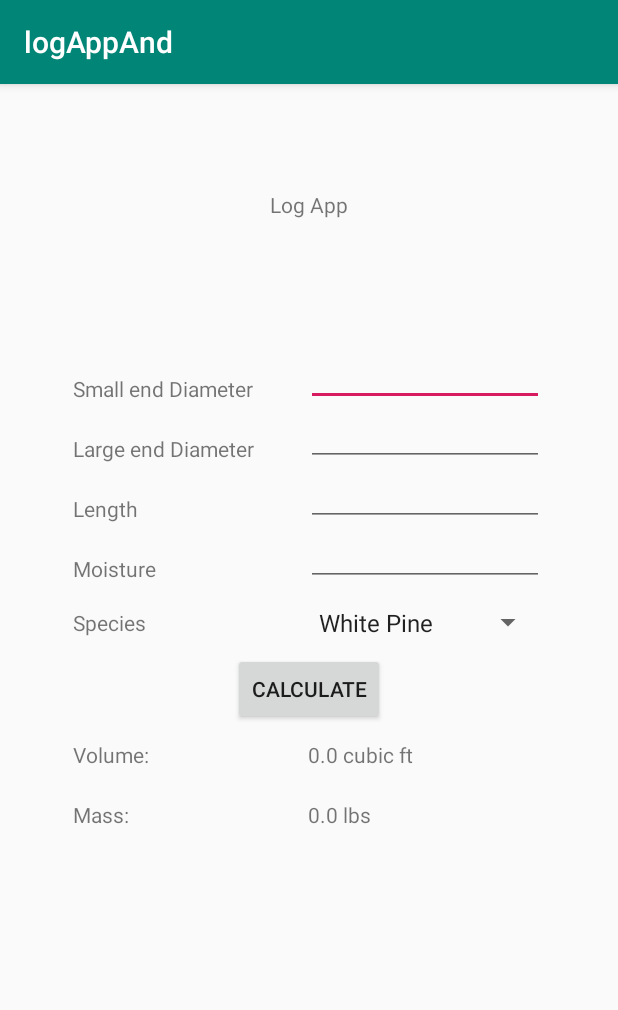
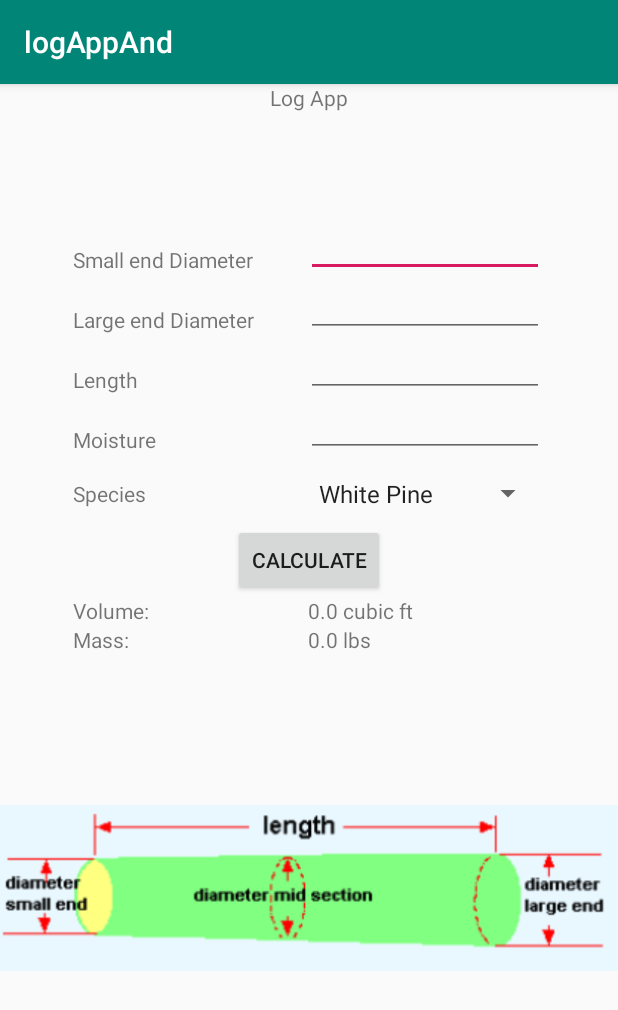
Before and after one commit to alanxurox/logAppAnd, an Android app: the screen it shows after launch (MainActivity), after a tap on "CALCULATE", on a phone screen of 412 x 824 dp. Shown: the top 1010 px of the screen. Run offline under Robolectric (Android 15) with nearby library versions, the phone set to English and light mode, and no system bars.

Commit message:
Enhancement Diagram to aid users with the inputs

```diff
--- a/app/src/main/java/com/example/logappand/Log.java
+++ b/app/src/main/java/com/example/logappand/Log.java
@@ -65,7 +65,7 @@ public class Log {
     }
 
     public double calculateVolume() {
-        return (3.14 * length * ((largeDiameter * largeDiameter + smallDiameter * smallDiameter)/2));
+        return (Math.PI * length * ((largeDiameter * largeDiameter + smallDiameter * smallDiameter)/2));
     }
 
     public double calculateDryMass() {
--- a/app/src/main/java/com/example/logappand/MainActivity.java
+++ b/app/src/main/java/com/example/logappand/MainActivity.java
@@ -9,6 +9,7 @@ import android.widget.AdapterView;
 import android.widget.ArrayAdapter;
 import android.widget.Button;
 import android.widget.EditText;
+import android.widget.ImageView;
 import android.widget.Spinner;
 import android.widget.TextView;
 import android.widget.Toast;
@@ -24,6 +25,7 @@ public class MainActivity extends AppCompatActivity {
     private Button button;
     private EditText smallDiameterText, largeDiameterText, lengthText, moistureText;
     private TextView volume, mass;
+    private ImageView diagram;
     private Log log;
     private DecimalFormat decimalFormat = new DecimalFormat("0.00");
 
@@ -31,6 +33,9 @@ public class MainActivity extends AppCompatActivity {
     protected void onCreate(Bundle savedInstanceState) {
         super.onCreate(savedInstanceState);
         setContentView(R.layout.activity_main);
+
+        //Credit to https://www.spikevm.com/calculators/logging/huber-formula.php
+        diagram = findViewById(R.id.imageView);
 
         log = new Log();
 
@@ -43,18 +48,48 @@ public class MainActivity extends AppCompatActivity {
         volume = findViewById(R.id.textView9);
         mass = findViewById(R.id.textView11);
 
-        //android.util.Log.d("Species Text", speciesText);
 
+        //Highlight different parts of the diagram
+        smallDiameterText.setOnFocusChangeListener(new View.OnFocusChangeListener() {
+            @Override
+            public void onFocusChange(View v, boolean hasFocus) {
+
+                diagram.setImageResource(R.drawable.small);
+            }
+        });
+
+        largeDiameterText.setOnFocusChangeListener(new View.OnFocusChangeListener() {
+            @Override
+            public void onFocusChange(View v, boolean hasFocus) {
+                diagram.setImageResource(R.drawable.large);
+            }
+        });
+
+        lengthText.setOnFocusChangeListener(new View.OnFocusChangeListener() {
+            @Override
+            public void onFocusChange(View v, boolean hasFocus) {
+                diagram.setImageResource(R.drawable.length);
+            }
+        });
+
+        moistureText.setOnFocusChangeListener(new View.OnFocusChangeListener() {
+            @Override
+            public void onFocusChange(View v, boolean hasFocus) {
+                diagram.setImageResource(R.drawable.huber);
+            }
+        });
+
+        //Calculate + present
         button.setOnClickListener(new View.OnClickListener() {
             @Override
             public void onClick(View v) {
+                diagram.setImageResource(R.drawable.huber);
                 log.setSmallDiameter(checkValueValidity(smallDiameterText));
                 log.setLargeDiameter(checkValueValidity(largeDiameterText));
                 log.setLength(checkValueValidity(lengthText));
                 log.setMoisture(checkValueValidity(moistureText));
                 log.setSpecies(speciesText);
 
-                //Volume is working! But how do I get Math.PI working?>?????
                 System.out.println(log.calculateVolume());
 
                 System.out.println(log.toString());
@@ -69,6 +104,7 @@ public class MainActivity extends AppCompatActivity {
         });
     }
 
+    //Make sure value isnt empty
     private double checkValueValidity(EditText text){
         double value = 0;
         String s =text.getText().toString();
@@ -87,7 +123,7 @@ public class MainActivity extends AppCompatActivity {
         return value;
     }
 
-
+    //Setup spinner for species
     private void addSpinnerItems() {
         spinner = (Spinner) findViewById(R.id.spinner);
         ArrayAdapter adapter = ArrayAdapter.createFromResource(this,R.array.species_arrays, android.R.layout.simple_spinner_item);
@@ -97,6 +133,7 @@ public class MainActivity extends AppCompatActivity {
         spinner.setOnItemSelectedListener(new AdapterView.OnItemSelectedListener() {
             @Override
             public void onItemSelected(AdapterView<?> parent, View view, int position, long id) {
+                diagram.setImageResource(R.drawable.huber);
                 speciesText = parent.getItemAtPosition(position).toString();
                 Toast.makeText(MainActivity.this, speciesText, Toast.LENGTH_SHORT).show();
             }
--- a/app/src/main/res/layout/activity_main.xml
+++ b/app/src/main/res/layout/activity_main.xml
@@ -18,7 +18,7 @@
 
     <LinearLayout
         android:layout_width="match_parent"
-        android:layout_height="500dp"
+        android:layout_height="600dp"
         android:orientation="vertical"
         app:layout_constraintBottom_toBottomOf="parent"
         app:layout_constraintTop_toBottomOf="@+id/textView"
@@ -147,7 +147,7 @@
 
         <LinearLayout
             android:layout_width="314dp"
-            android:layout_height="40dp"
+            android:layout_height="wrap_content"
             android:layout_gravity="center"
             android:gravity="center"
             android:orientation="horizontal">
@@ -170,7 +170,7 @@
 
         <LinearLayout
             android:layout_width="314dp"
-            android:layout_height="40dp"
+            android:layout_height="wrap_content"
             android:layout_gravity="center"
             android:gravity="center"
             android:orientation="horizontal">
@@ -191,6 +191,12 @@
 
         </LinearLayout>
 
+        <ImageView
+            android:id="@+id/imageView"
+            android:layout_width="match_parent"
+            android:layout_height="312dp"
+            app:srcCompat="@drawable/huber" />
+
 
     </LinearLayout>
 
@@ -199,6 +205,6 @@
         android:layout_width="wrap_content"
         android:layout_height="wrap_content"
         android:orientation="horizontal"
-        app:layout_constraintGuide_begin="161dp" />
+        app:layout_constraintGuide_begin="16dp" />
 
 </androidx.constraintlayout.widget.ConstraintLayout>
```
Also changed, not shown: app/src/main/res/drawable/huber.png (added), app/src/main/res/drawable/large.png (added), app/src/main/res/drawable/length.png (added), app/src/main/res/drawable/small.png (added).
